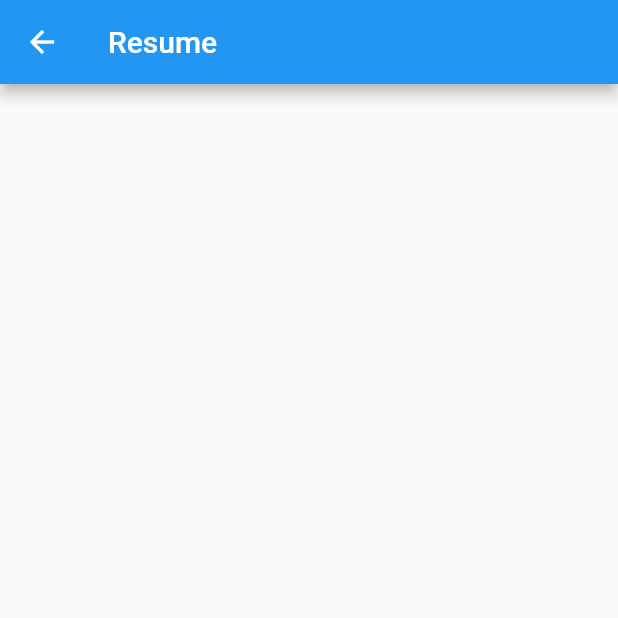
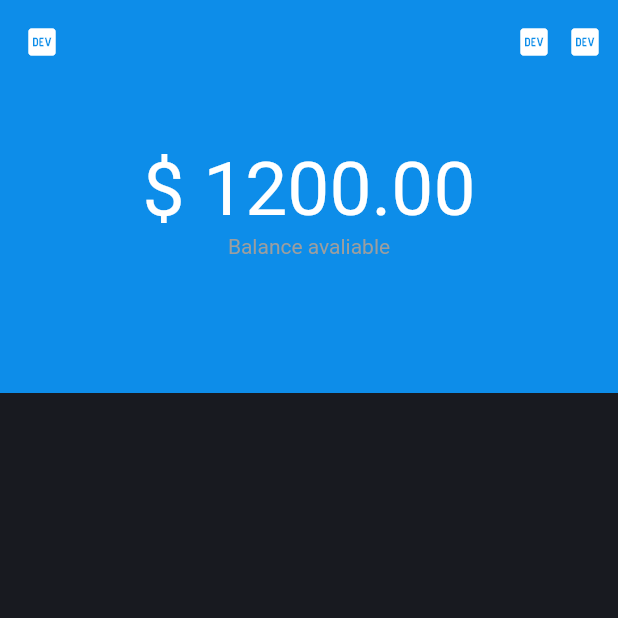
Before and after one commit to renanvolpe/financesApp, a Flutter app: the HomeResume screen opened directly, on a phone screen of 412 x 824 dp, the top half of it. Run offline on Flutter 3.47's test engine with Material 2 defaults, Android fonts, the phone set to English and light mode, and no system bars; our stand-ins replace go_router.

Commit message:
continua home page

```diff
--- a/lib/core/colors.dart
+++ b/lib/core/colors.dart
@@ -7,6 +7,7 @@ class ColorsFinancial {
     startColor();
   }
   static late Color backgroundColor;
+  static late Color color0;
   static late Color color1;
   static late Color color2;
   static late Color color3;
@@ -19,12 +20,14 @@ class ColorsFinancial {
 
   //darkTheme
   Color darkBackgroundColor = const Color(0xff181a20);
+  Color dark0 = Colors.white;
   Color dark1 = const Color(0xff9c9e9f);
   Color dark2 = const Color(0xff525252);
   Color dark3 = const Color(0xff1f222a);
 
   //lightTheme
   Color lightBackgroundColor = Colors.white;
+  Color light0 = Colors.black;
   Color light1 = const Color(0xff202021);
   Color light3 = const Color(0xfffafafa);
 
@@ -38,6 +41,7 @@ class ColorsFinancial {
 
   void setDarkTheme() {
     backgroundColor = darkBackgroundColor;
+    color0 = dark0;
     color1 = dark1;
     color2 = dark2;
     color3 = dark3;
@@ -45,6 +49,7 @@ class ColorsFinancial {
 
   void setLightTheme() {
     backgroundColor = lightBackgroundColor;
+    color0 = light0;
     color1 = light1;
     color2 = dark2;
     color3 = light3;
--- a/lib/features/home/home_page.dart
+++ b/lib/features/home/home_page.dart
@@ -1,3 +1,4 @@
+import 'package:finances_app/core/colors.dart';
 import 'package:finances_app/features/home/home_cash_outflow.dart';
 import 'package:finances_app/features/home/home_deposit.dart';
 import 'package:finances_app/features/home/home_resume.dart';
@@ -20,15 +21,19 @@ class _HomePageState extends State<HomePage> {
   }
 
   final List<Widget> _children = [
+    const HomeResume(),
+    HomeDeposit(),
     HomeCashOutflow(),
-    HomeDeposit(),
-    HomeResume(),
   ];
 
   @override
   Widget build(BuildContext context) {
     return Scaffold(
       bottomNavigationBar: BottomNavigationBar(
+        unselectedItemColor: ColorsFinancial.color1,
+        backgroundColor: ColorsFinancial.backgroundColor,
+        selectedItemColor: ColorsFinancial.blue1,
+        //selectedItemColor: ColorsFinancial.backgroundColor,
         items: const <BottomNavigationBarItem>[
           BottomNavigationBarItem(
             icon: Icon(Icons.home),
@@ -44,7 +49,7 @@ class _HomePageState extends State<HomePage> {
           ),
         ],
         currentIndex: widget.selectedIndex,
-        selectedItemColor: Colors.amber[800],
+
         onTap: _onItemTapped,
       ),
       body: _children[widget.selectedIndex],
--- a/lib/features/home/home_resume.dart
+++ b/lib/features/home/home_resume.dart
@@ -1,8 +1,8 @@
+import 'package:finances_app/core/colors.dart';
 import 'package:flutter/material.dart';
 
-
 class HomeResume extends StatefulWidget {
-  HomeResume({Key? key}) : super(key: key);
+  const HomeResume({Key? key}) : super(key: key);
 
   @override
   State<HomeResume> createState() => _HomeResumeState();
@@ -12,7 +12,50 @@ class _HomeResumeState extends State<HomeResume> {
   @override
   Widget build(BuildContext context) {
     return Scaffold(
-      appBar: AppBar(title: Text("Resume")),
+      backgroundColor: ColorsFinancial.backgroundColor,
+      appBar: AppBar(
+        elevation: 0,
+        backgroundColor: ColorsFinancial.blue1,
+        leading: const Icon(Icons.logo_dev),
+        actions: const [
+          Icon(Icons.logo_dev),
+          SizedBox(
+            width: 10,
+          ),
+          Icon(Icons.logo_dev),
+          SizedBox(
+            width: 10,
+          ),
+        ],
+      ),
+      body: Container(
+        child: Column(
+          mainAxisAlignment: MainAxisAlignment.start,
+          children: [
+            Container(
+              padding: const EdgeInsets.symmetric(horizontal: 15),
+              color: ColorsFinancial.blue1,
+              height: MediaQuery.of(context).size.height * 0.25,
+              width: MediaQuery.of(context).size.width,
+              child: Column(
+                children: [
+                  SizedBox(
+                    height: MediaQuery.of(context).size.height * 0.05,
+                  ),
+                  const Text(
+                    "\$ 1200.00",
+                    style: TextStyle(color: Colors.white, fontSize: 50),
+                  ),
+                  Text(
+                    "Balance avaliable",
+                    style: TextStyle(color: ColorsFinancial.color1),
+                  ),
+                ],
+              ),
+            )
+          ],
+        ),
+      ),
     );
   }
 }
```
